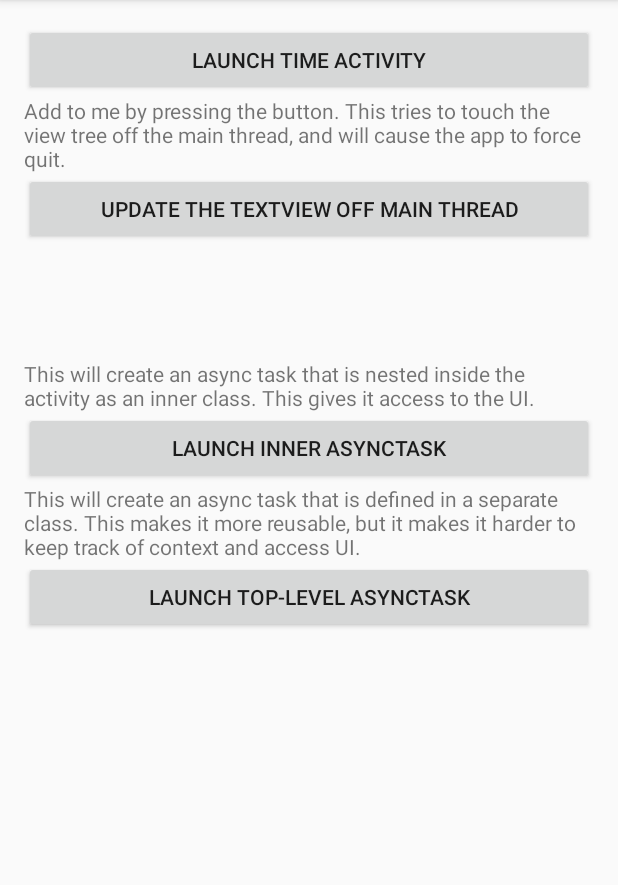
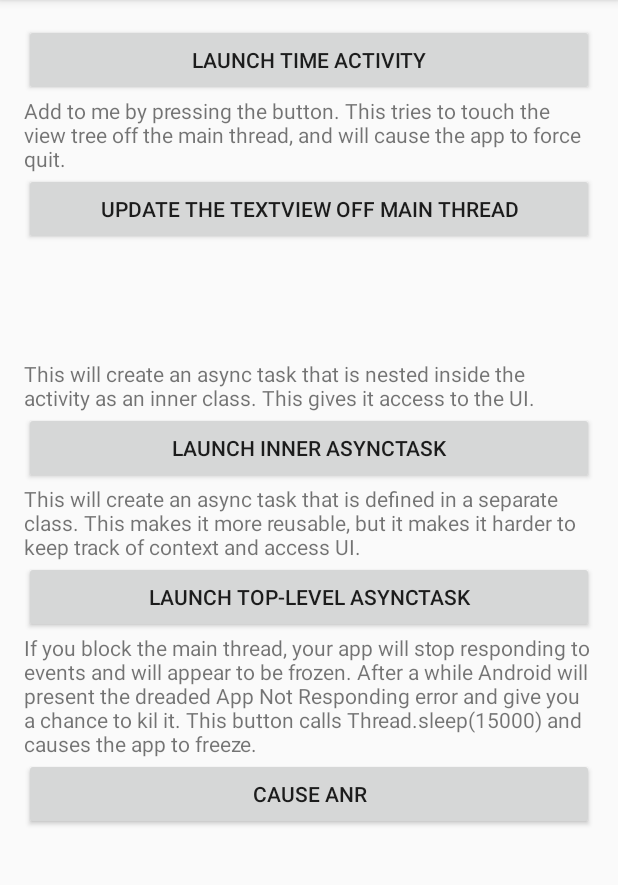
Before and after one commit to srsudar/cse390-android-playground, an Android app: the screen it shows after launch (MainActivity), on a phone screen of 412 x 824 dp, the part 84-969 px from its top. Run offline under Robolectric (Android 15) with nearby library versions, the phone set to English and light mode, and no system bars.

Commit message:
Cause ANR error

```diff
--- a/app/src/main/java/org/cse390/playground/MainActivity.java
+++ b/app/src/main/java/org/cse390/playground/MainActivity.java
@@ -26,6 +26,7 @@ public class MainActivity extends AppCompatActivity {
   private Button launchInnerTask;
   private Button launchTopLevelTask;
   protected ContentLoadingProgressBar loading;
+  private Button causeAnr;
 
   private class SleepTask extends AsyncTask<Integer, Long, String> {
     @Override
@@ -68,6 +69,7 @@ public class MainActivity extends AppCompatActivity {
     this.launchTopLevelTask = (Button) findViewById(
         R.id.launch_standalone_asynctask);
     this.loading = (ContentLoadingProgressBar) findViewById(R.id.loading);
+    this.causeAnr = (Button) findViewById(R.id.cause_anr);
 
     initListeners();
   }
@@ -106,6 +108,17 @@ public class MainActivity extends AppCompatActivity {
       public void onClick(View view) {
         TopLevelAsyncTask topTask = new TopLevelAsyncTask(MainActivity.this);
         topTask.execute(0, 1);
+      }
+    });
+
+    causeAnr.setOnClickListener(new View.OnClickListener() {
+      @Override
+      public void onClick(View view) {
+        try {
+          Thread.sleep(15000);
+        } catch (InterruptedException e) {
+          Log.e(TAG, "interrupted");
+        }
       }
     });
   }
--- a/app/src/main/res/layout/activity_main.xml
+++ b/app/src/main/res/layout/activity_main.xml
@@ -68,6 +68,16 @@
         android:id="@+id/launch_standalone_asynctask"
         android:text="@string/launch_standalone_asynctask"/>
 
+    <TextView
+        android:text="@string/msg_cause_anr"
+        android:layout_width="match_parent"
+        android:layout_height="wrap_content"/>
+
+    <Button
+        android:layout_width="match_parent"
+        android:layout_height="wrap_content"
+        android:id="@+id/cause_anr"
+        android:text="Cause anr"/>
 
 
   </LinearLayout>
--- a/app/src/main/res/values/strings.xml
+++ b/app/src/main/res/values/strings.xml
@@ -22,4 +22,10 @@
 
   <string name="launch_inner_asynctask">Launch Inner AsyncTask</string>
   <string name="launch_standalone_asynctask">Launch Top-Level AsyncTask</string>
+
+  <string name="msg_cause_anr">If you block the main thread, your app will stop
+  responding to events and will appear to be frozen. After a while Android will
+  present the dreaded "App Not Responding" error and give you a chance to kil
+  it. This button calls Thread.sleep(15000) and causes the app to freeze.</string>
+  <string name="cause_anr">Cause ANR</string>
 </resources>
```
